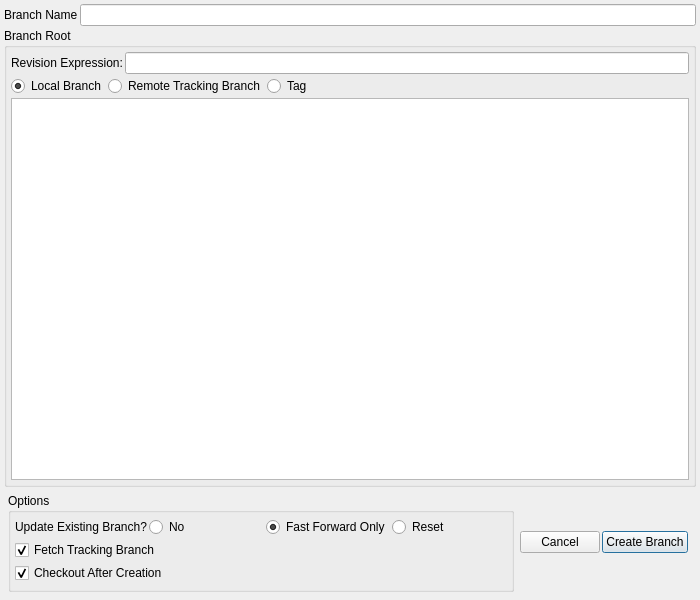
First picture: the form in ui/CreateBranchDialog.ui, repository git-cola/git-cola, before the edit.
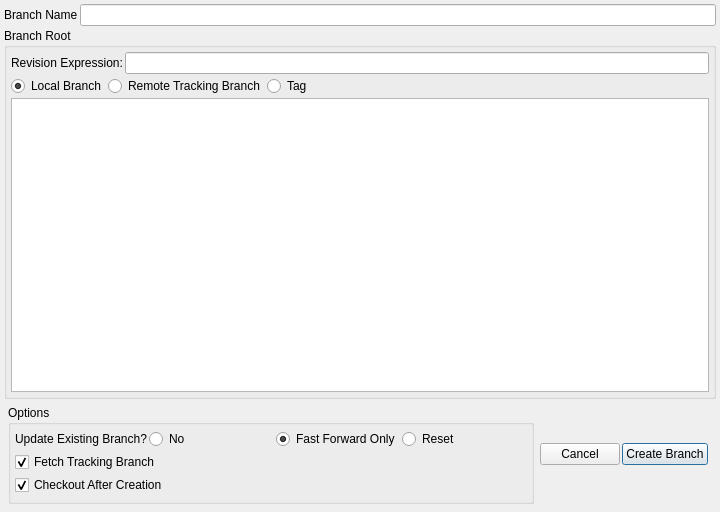
Second picture: the form after the edit.

What changed in the file:
```diff
--- a/ui/CreateBranchDialog.ui
+++ b/ui/CreateBranchDialog.ui
@@ -5,8 +5,8 @@
    <rect>
     <x>0</x>
     <y>0</y>
-    <width>700</width>
-    <height>600</height>
+    <width>720</width>
+    <height>512</height>
    </rect>
   </property>
   <property name="windowTitle" >
```
